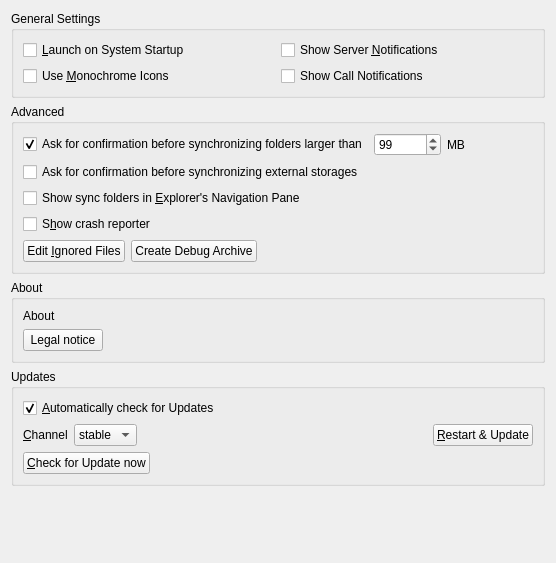
Qt form src/gui/generalsettings.ui (nextcloud/desktop) before a commit.
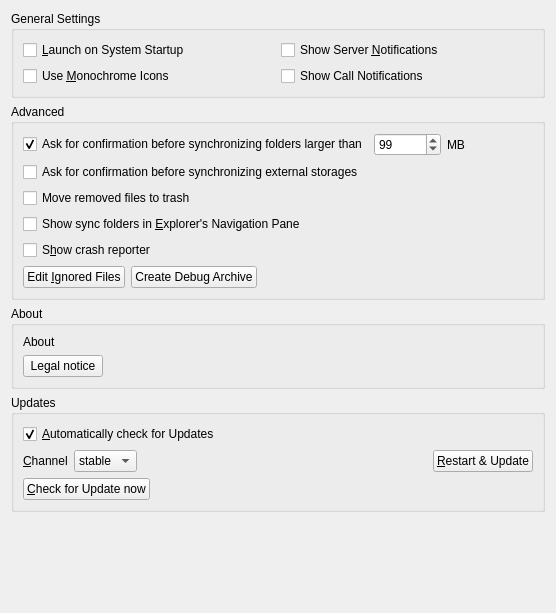
The same form after that commit.

Commit message: Add checkbox to general settings to enabling file removal meaning moving files to trash, rather than immediate deletion

```diff
--- a/src/gui/generalsettings.ui
+++ b/src/gui/generalsettings.ui
@@ -7,7 +7,7 @@
     <x>0</x>
     <y>0</y>
     <width>556</width>
-    <height>563</height>
+    <height>613</height>
    </rect>
   </property>
   <property name="windowTitle">
@@ -276,6 +276,17 @@
         </item>
        </layout>
       </item>
+      <item>
+       <layout class="QHBoxLayout" name="horizontalLayout">
+        <item>
+         <widget class="QCheckBox" name="moveFilesToTrashCheckBox">
+          <property name="text">
+           <string>Move removed files to trash</string>
+          </property>
+         </widget>
+        </item>
+       </layout>
+      </item>
       <item>
        <layout class="QHBoxLayout" name="horizontalLayout_10">
         <item>
```
The commit also changes 1 other file.
